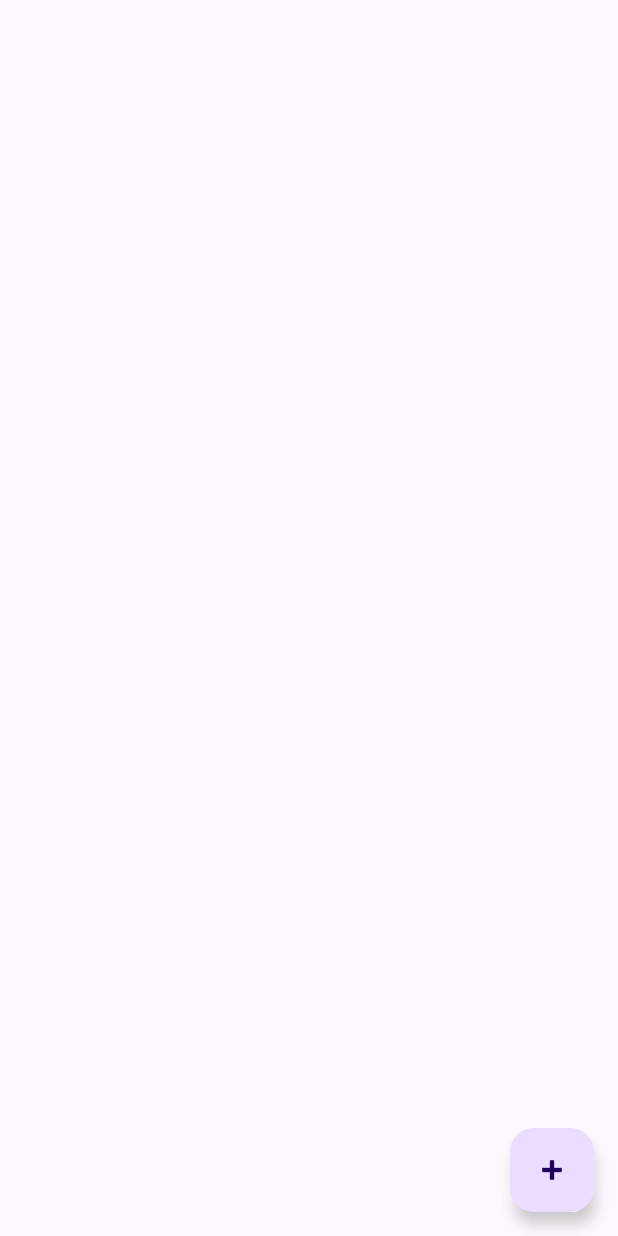
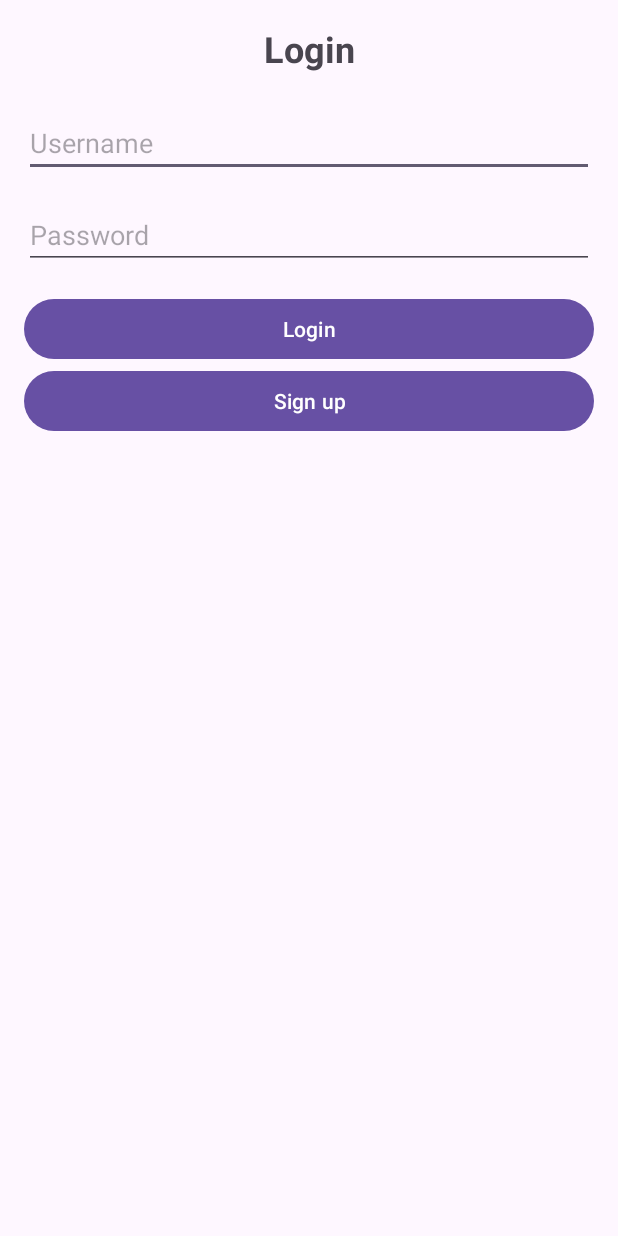
Before and after one commit to jordicastro/todoListFirebase, an Android app: the screen it shows after launch (ToDoListActivity before the commit, LoginActivity after it), on a phone screen of 412 x 824 dp. Run offline under Robolectric (Android 15) with nearby library versions, the phone set to English and light mode, and no system bars; our stand-ins replace Firebase (no records; nobody signed in at launch, a user with empty details on screens opened directly).

```diff
--- a/app/build.gradle.kts
+++ b/app/build.gradle.kts
@@ -54,6 +54,7 @@ dependencies {
     implementation(libs.androidx.activity)
     implementation(libs.firebase.firestore)
     implementation ("com.google.android.gms:play-services-auth:21.2.0")
+    implementation(libs.firebase.auth)
     androidTestImplementation(libs.androidx.espresso.core)
     androidTestImplementation(libs.androidx.rules)
     annotationProcessor(libs.androidx.room.compiler)
--- /dev/null
+++ b/app/src/main/res/layout/login_activity.xml
@@ -0,0 +1,46 @@
+<?xml version="1.0" encoding="utf-8"?>
+<LinearLayout xmlns:android="http://schemas.android.com/apk/res/android"
+    xmlns:tools="http://schemas.android.com/tools"
+    android:layout_width="match_parent"
+    android:layout_height="match_parent"
+    android:orientation="vertical"
+    android:padding="16dp"
+    tools:context=".Authentication.LoginActivity">
+
+    <TextView
+        android:layout_width="match_parent"
+        android:layout_height="wrap_content"
+        android:text="Login"
+        android:textSize="24sp"
+        android:textStyle="bold"
+        android:gravity="center"
+        android:layout_marginBottom="24dp"/>
+
+    <EditText
+        android:id="@+id/etUsername"
+        android:layout_width="match_parent"
+        android:layout_height="wrap_content"
+        android:hint="Username"
+        android:inputType="text"
+        android:layout_marginBottom="16dp"/>
+
+    <EditText
+        android:id="@+id/etPassword"
+        android:layout_width="match_parent"
+        android:layout_height="wrap_content"
+        android:hint="Password"
+        android:inputType="textPassword"
+        android:layout_marginBottom="16dp"/>
+
+    <Button
+        android:id="@+id/btnLogin"
+        android:layout_width="match_parent"
+        android:layout_height="wrap_content"
+        android:text="Login"/>
+    <Button
+        android:id="@+id/btnSignUp"
+        android:layout_width="match_parent"
+        android:layout_height="wrap_content"
+        android:text="Sign up"/>
+
+</LinearLayout>
--- a/gradle/libs.versions.toml
+++ b/gradle/libs.versions.toml
@@ -21,6 +21,7 @@ roomRuntime = "2.5.2"
 rules = "1.6.1"
 googleGmsGoogleServices = "4.4.2"
 firebaseFirestore = "25.1.1"
+firebaseAuth = "23.1.0"
 
 [libraries]
 androidx-activity-ktx = { module = "androidx.activity:activity-ktx", version.ref = "activity" }
@@ -48,6 +49,7 @@ androidx-constraintlayout = { group = "androidx.constraintlayout", name = "const
 material-v190 = { module = "com.google.android.material:material", version.ref = "materialVersion" }
 androidx-rules = { group = "androidx.test", name = "rules", version.ref = "rules" }
 firebase-firestore = { group = "com.google.firebase", name = "firebase-firestore", version.ref = "firebaseFirestore" }
+firebase-auth = { group = "com.google.firebase", name = "firebase-auth", version.ref = "firebaseAuth" }
 
 [plugins]
 android-application = { id = "com.android.application", version.ref = "agp" }
```
Also changed, not shown: app/src/main/AndroidManifest.xml (+9 -1 lines), app/src/main/java/edu/uark/ahnelson/assignment2solution2024/Authentication/LoginActivity.kt (added, +221 -0 lines), app/src/main/java/edu/uark/ahnelson/assignment2solution2024/Repository/ToDoListFirestoreDatasource.kt (+24 -4 lines), app/src/main/java/edu/uark/ahnelson/assignment2solution2024/Repository/ToDoListRepository.kt (+11 -7 lines), app/src/main/java/edu/uark/ahnelson/assignment2solution2024/ToDoListActivity/ToDoListActivity.kt (+16 -0 lines), app/src/main/java/edu/uark/ahnelson/assignment2solution2024/ToDoListActivity/ToDoListViewModel.kt (+10 -0 lines), app/src/main/res/layout/activity_to_do_list.xml (+21 -0 lines).
